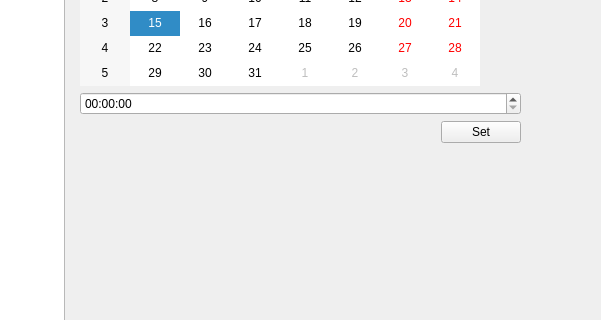
Before: the Qt Designer form infopanedropdown.ui in vicr123/theshell, drawn with Qt 5; both pictures show x 211 to 812 and y 333 to 653 of the 1201 by 835 pixel window.
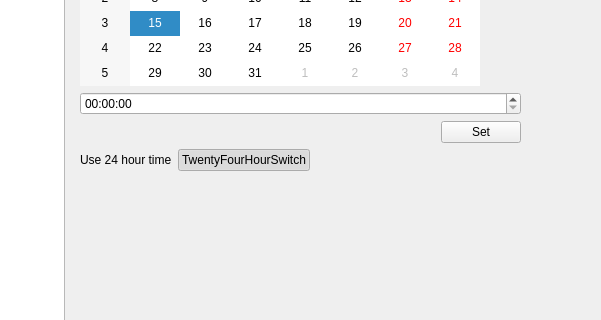
After: the same form once the commit is applied. The open tabs and pages were chosen to show the change. Icons and pictures are not drawn. Custom widgets are drawn as their Qt base class.

Commit message: 12 hour time option

```diff
--- a/infopanedropdown.ui
+++ b/infopanedropdown.ui
@@ -3767,7 +3767,7 @@
              </item>
              <item row="1" column="0" colspan="2">
               <layout class="QGridLayout" name="gridLayout_15">
-               <item row="4" column="0">
+               <item row="5" column="0">
                 <spacer name="verticalSpacer_22">
                  <property name="orientation">
                   <enum>Qt::Vertical</enum>
@@ -3865,6 +3865,43 @@
                  </item>
                 </layout>
                </item>
+               <item row="4" column="0">
+                <layout class="QHBoxLayout" name="horizontalLayout_44">
+                 <item>
+                  <widget class="QLabel" name="label_78">
+                   <property name="text">
+                    <string>Use 24 hour time</string>
+                   </property>
+                  </widget>
+                 </item>
+                 <item>
+                  <widget class="Switch" name="TwentyFourHourSwitch">
+                   <property name="text">
+                    <string>TwentyFourHourSwitch</string>
+                   </property>
+                   <property name="checkable">
+                    <bool>true</bool>
+                   </property>
+                   <property name="checked">
+                    <bool>true</bool>
+                   </property>
+                  </widget>
+                 </item>
+                 <item>
+                  <spacer name="horizontalSpacer_31">
+                   <property name="orientation">
+                    <enum>Qt::Horizontal</enum>
+                   </property>
+                   <property name="sizeHint" stdset="0">
+                    <size>
+                     <width>40</width>
+                     <height>20</height>
+                    </size>
+                   </property>
+                  </spacer>
+                 </item>
+                </layout>
+               </item>
               </layout>
              </item>
             </layout>
@@ -4240,6 +4277,11 @@
   </layout>
  </widget>
  <customwidgets>
+  <customwidget>
+   <class>Switch</class>
+   <extends>QPushButton</extends>
+   <header>switch.h</header>
+  </customwidget>
   <customwidget>
    <class>ClickableLabel</class>
    <extends>QLabel</extends>
@@ -4248,11 +4290,6 @@
     <signal>clicked()</signal>
    </slots>
   </customwidget>
-  <customwidget>
-   <class>Switch</class>
-   <extends>QPushButton</extends>
-   <header>switch.h</header>
-  </customwidget>
   <customwidget>
    <class>AnimatedStackedWidget</class>
    <extends>QStackedWidget</extends>
```
Left out of the diff: 6 changed lines with no effect on the pictures. The commit also changes 8 other files.
